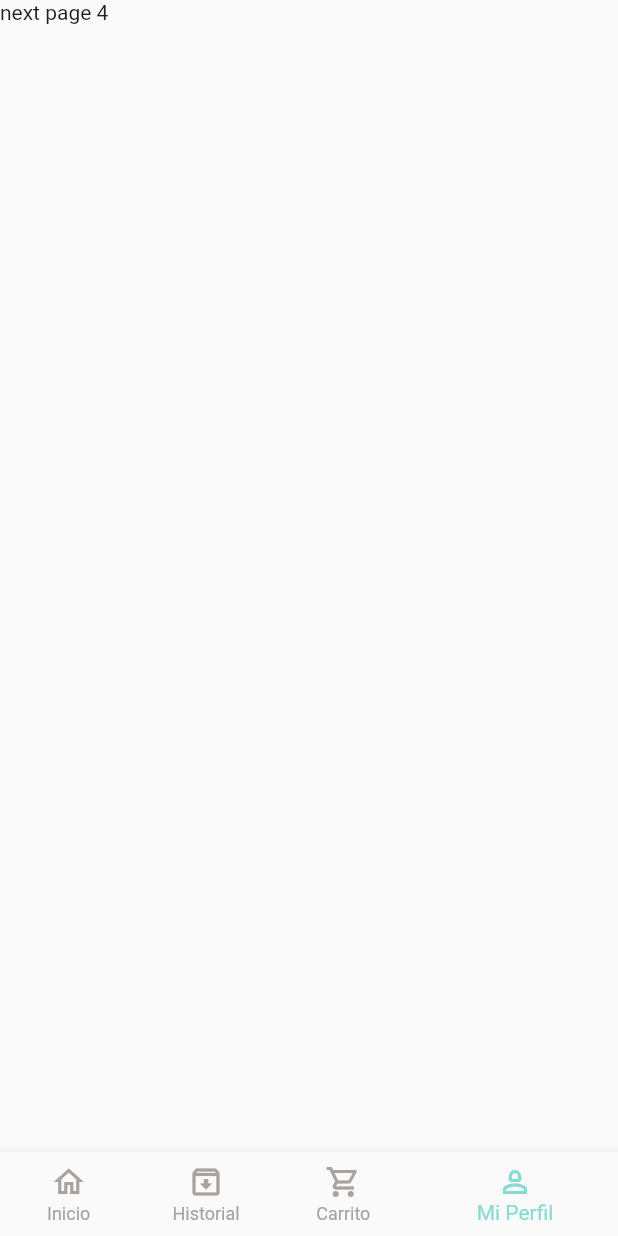
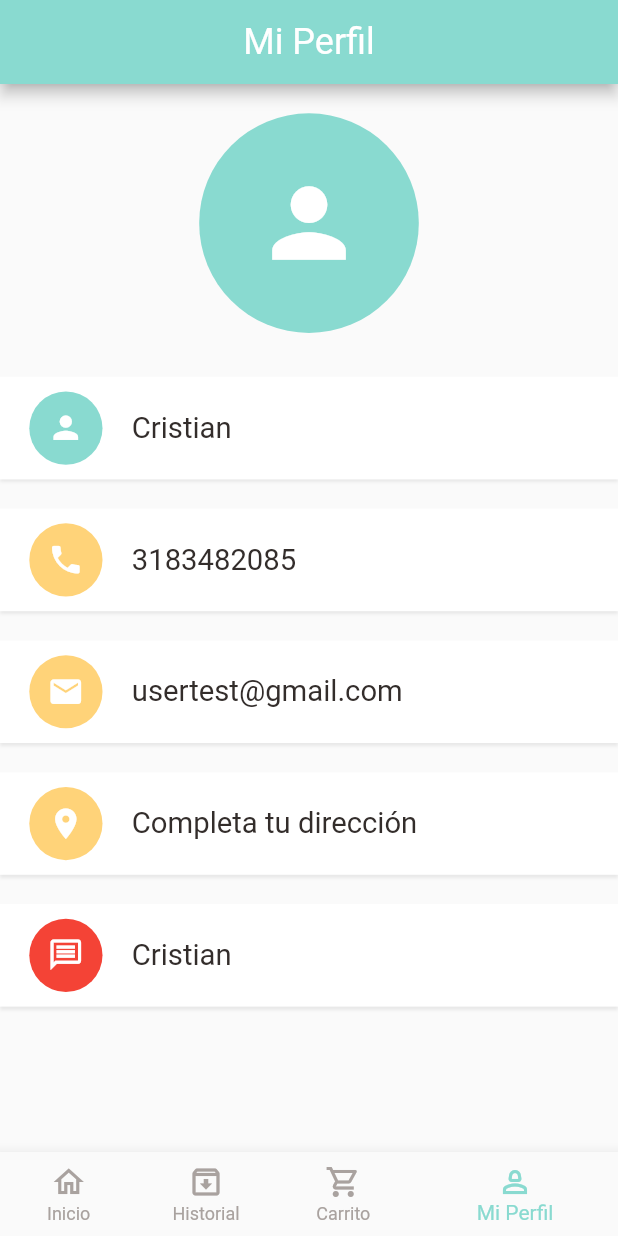
Before and after one commit to crisdevcode/ecommerce-mobile, a Flutter app: the screen it shows after launch, item 4 of the bottom bar chosen, on a phone screen of 412 x 824 dp. Run offline on Flutter 3.47's test engine with Material 2 defaults, Android fonts, the phone set to English and light mode, and no system bars; our stand-ins replace dots_indicator, get, google_fonts, shared_preferences; missing offline and left inert: amplify_api, amplify_core, amplify_datastore, amplify_flutter; network calls fail.

Commit message:
add: AccountPage

```diff
--- /dev/null
+++ b/lib/pages/account/acount_page.dart
@@ -0,0 +1,106 @@
+import 'package:delivery_ecommerce/utils/colors.dart';
+import 'package:delivery_ecommerce/utils/dimensions.dart';
+import 'package:delivery_ecommerce/widgets/account_widget.dart';
+import 'package:delivery_ecommerce/widgets/app_icon.dart';
+import 'package:delivery_ecommerce/widgets/big_text.dart';
+import 'package:flutter/material.dart';
+
+class AccountPage extends StatelessWidget {
+  const AccountPage({super.key});
+
+  @override
+  Widget build(BuildContext context) {
+    return Scaffold(
+        appBar: AppBar(
+          backgroundColor: AppColors.mainColor,
+          title: Center(
+            child: BigText(text: 'Mi Perfil', size: 24, color: Colors.white),
+          ),
+        ),
+        body: Container(
+          width: double.maxFinite,
+          margin: EdgeInsets.only(top: Dimensions.height20),
+          child: Column(
+            children: [
+              // Profile icon
+              AppIcon(
+                icon: Icons.person,
+                backgroundColor: AppColors.mainColor,
+                iconColor: Colors.white,
+                iconSize: Dimensions.height45 + Dimensions.height30,
+                size: Dimensions.height15 * 10,
+              ),
+              SizedBox(height: Dimensions.height30),
+              Expanded(
+                child: SingleChildScrollView(
+                  child: Column(
+                    children: [
+                      // Name
+                      AccountWidget(
+                        appIcon: AppIcon(
+                          icon: Icons.person,
+                          backgroundColor: AppColors.mainColor,
+                          iconColor: Colors.white,
+                          iconSize: Dimensions.height10 * 5 / 2,
+                          size: Dimensions.height10 * 5,
+                        ),
+                        bigText: BigText(text: "Cristian"),
+                      ),
+                      SizedBox(height: Dimensions.height20),
+                      // Phone
+                      AccountWidget(
+                        appIcon: AppIcon(
+                          icon: Icons.phone,
+                          backgroundColor: AppColors.yellowColor,
+                          iconColor: Colors.white,
+                          iconSize: Dimensions.height10 * 5 / 2,
+                          size: Dimensions.height10 * 5,
+                        ),
+                        bigText: BigText(text: "3183482085"),
+                      ),
+                      SizedBox(height: Dimensions.height20),
+                      // Email
+                      AccountWidget(
+                        appIcon: AppIcon(
+                          icon: Icons.email,
+                          backgroundColor: AppColors.yellowColor,
+                          iconColor: Colors.white,
+                          iconSize: Dimensions.height10 * 5 / 2,
+                          size: Dimensions.height10 * 5,
+                        ),
+                        bigText: BigText(text: "usertest@gmail.com"),
+                      ),
+                      SizedBox(height: Dimensions.height20),
+                      // Address
+                      AccountWidget(
+                        appIcon: AppIcon(
+                          icon: Icons.location_on,
+                          backgroundColor: AppColors.yellowColor,
+                          iconColor: Colors.white,
+                          iconSize: Dimensions.height10 * 5 / 2,
+                          size: Dimensions.height10 * 5,
+                        ),
+                        bigText: BigText(text: "Completa tu dirección"),
+                      ),
+                      SizedBox(height: Dimensions.height20),
+                      // Message
+                      AccountWidget(
+                        appIcon: AppIcon(
+                          icon: Icons.message_outlined,
+                          backgroundColor: Colors.red,
+                          iconColor: Colors.white,
+                          iconSize: Dimensions.height10 * 5 / 2,
+                          size: Dimensions.height10 * 5,
+                        ),
+                        bigText: BigText(text: "Cristian"),
+                      ),
+                      SizedBox(height: Dimensions.height20),
+                    ],
+                  ),
+                ),
+              )
+            ],
+          ),
+        ));
+  }
+}
--- a/lib/pages/home/home_page.dart
+++ b/lib/pages/home/home_page.dart
@@ -1,3 +1,4 @@
+import 'package:delivery_ecommerce/pages/account/acount_page.dart';
 import 'package:delivery_ecommerce/pages/cart/cart_history.dart';
 import 'package:delivery_ecommerce/pages/home/main_food_page.dart';
 import 'package:delivery_ecommerce/utils/colors.dart';
@@ -18,7 +19,7 @@ class _HomePageState extends State<HomePage> {
     MainFoodPage(),
     Text('next page 2'),
     CartHistory(),
-    Text('next page 4'),
+    AccountPage()
   ];
 
   void onTabNav(int index) {
--- /dev/null
+++ b/lib/widgets/account_widget.dart
@@ -0,0 +1,44 @@
+import 'package:delivery_ecommerce/utils/dimensions.dart';
+import 'package:flutter/material.dart';
+import 'package:delivery_ecommerce/widgets/app_icon.dart';
+import 'package:delivery_ecommerce/widgets/big_text.dart';
+
+class AccountWidget extends StatelessWidget {
+  AppIcon appIcon;
+  BigText bigText;
+
+  AccountWidget({
+    super.key,
+    required this.appIcon,
+    required this.bigText
+  });
+
+  @override
+  Widget build(BuildContext context) {
+    return Container(
+      padding: EdgeInsets.only(
+        left: Dimensions.width20,
+        top: Dimensions.width10,
+        bottom: Dimensions.width10
+    ),
+    decoration: BoxDecoration(
+      color: Colors.white,
+      boxShadow: [
+        BoxShadow(
+          blurRadius: 1,
+          offset: const Offset(0,2),
+          color: Colors.grey.withOpacity(0.2)
+        )
+      ]
+    ),
+    child: Row(
+      children: [
+        appIcon,
+        SizedBox(width: Dimensions.width20),
+        bigText
+      ],
+    ),
+
+    );
+  }
+}
```
